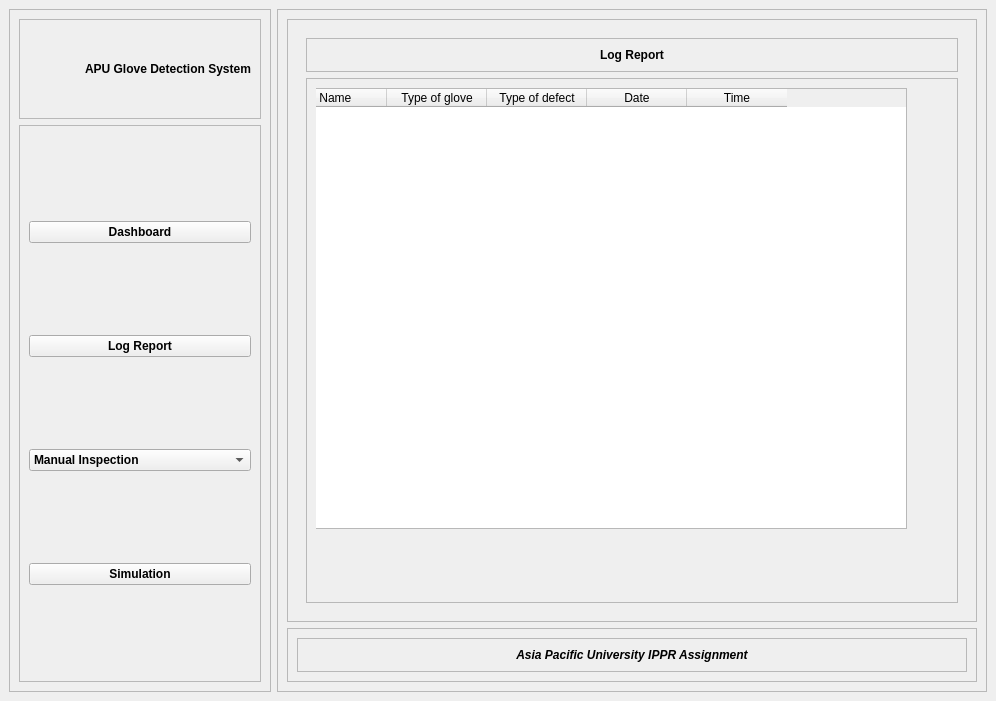
This is UI_Design/log.ui in JJLee2910/Glove-Defect-Detection-System as Qt 5 draws it before an edit. The edited form follows.
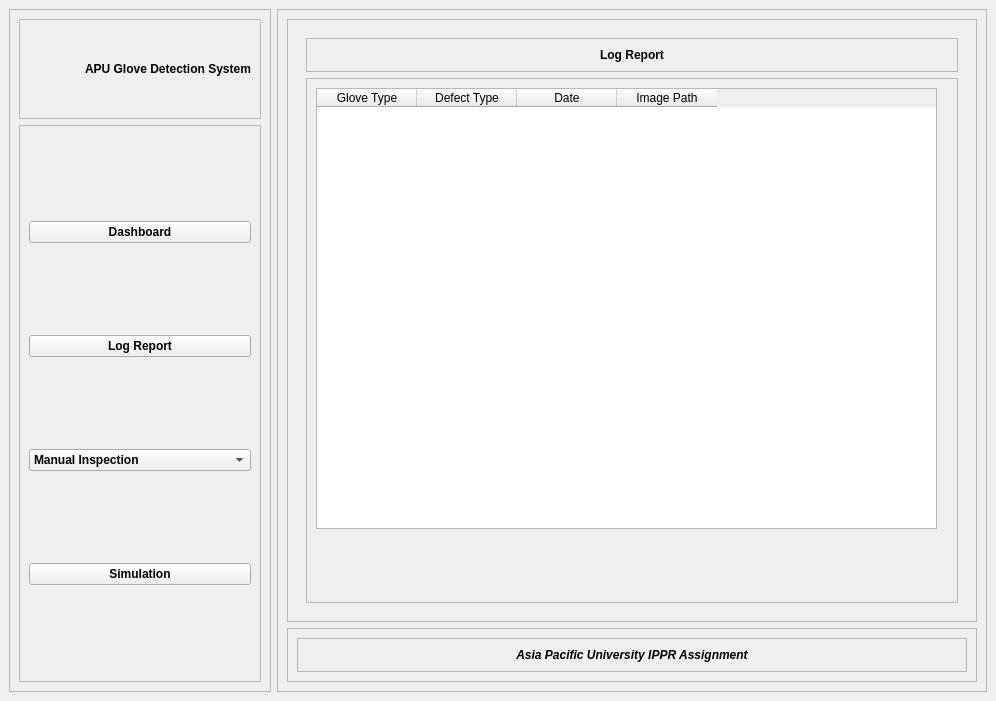
This is the edited form. Icons and pictures are not drawn.

Commit message: updated the log ui & removed unncessary import for main_dashboard controller

```diff
--- a/UI_Design/log.ui
+++ b/UI_Design/log.ui
@@ -305,7 +305,7 @@
                    <widget class="QTableWidget" name="logTable">
                     <property name="geometry">
                      <rect>
-                      <x>-30</x>
+                      <x>0</x>
                       <y>0</y>
                       <width>621</width>
                       <height>441</height>
@@ -313,17 +313,12 @@
                     </property>
                     <column>
                      <property name="text">
-                      <string>Name </string>
+                      <string>Glove Type</string>
                      </property>
                     </column>
                     <column>
                      <property name="text">
-                      <string>Type of glove</string>
-                     </property>
-                    </column>
-                    <column>
-                     <property name="text">
-                      <string>Type of defect</string>
+                      <string>Defect Type</string>
                      </property>
                     </column>
                     <column>
@@ -333,7 +328,7 @@
                     </column>
                     <column>
                      <property name="text">
-                      <string>Time</string>
+                      <string>Image Path</string>
                      </property>
                     </column>
                    </widget>
```
The commit also changes 2 other files.
